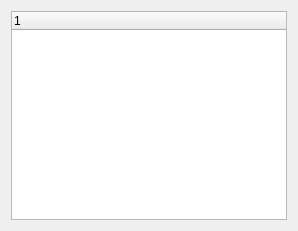
Before: the Qt Designer form src/ui/widgets/statusrelays/relaytreewidget.ui in Ghettovich/bsf-lib, drawn with Qt 5.
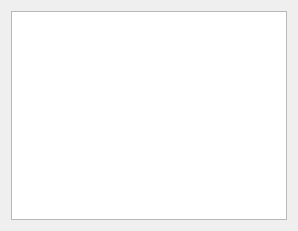
After: the same form once the commit is applied.

The edit to the form file:
```diff
--- a/src/ui/widgets/statusrelays/relaytreewidget.ui
+++ b/src/ui/widgets/statusrelays/relaytreewidget.ui
@@ -21,15 +21,10 @@
         </property>
         <layout class="QVBoxLayout" name="verticalLayout">
             <item>
-                <widget class="QTreeWidget" name="treeWidget">
-                    <property name="columnCount">
-                        <number>1</number>
-                    </property>
-                    <column>
-                        <property name="text">
-                            <string notr="true">1</string>
-                        </property>
-                    </column>
+    <widget class="QListWidget" name="listWidget">
+     <property name="editTriggers">
+      <set>QAbstractItemView::NoEditTriggers</set>
+     </property>
                 </widget>
             </item>
         </layout>
```
Lines whose indentation alone changed are shown as unchanged.
